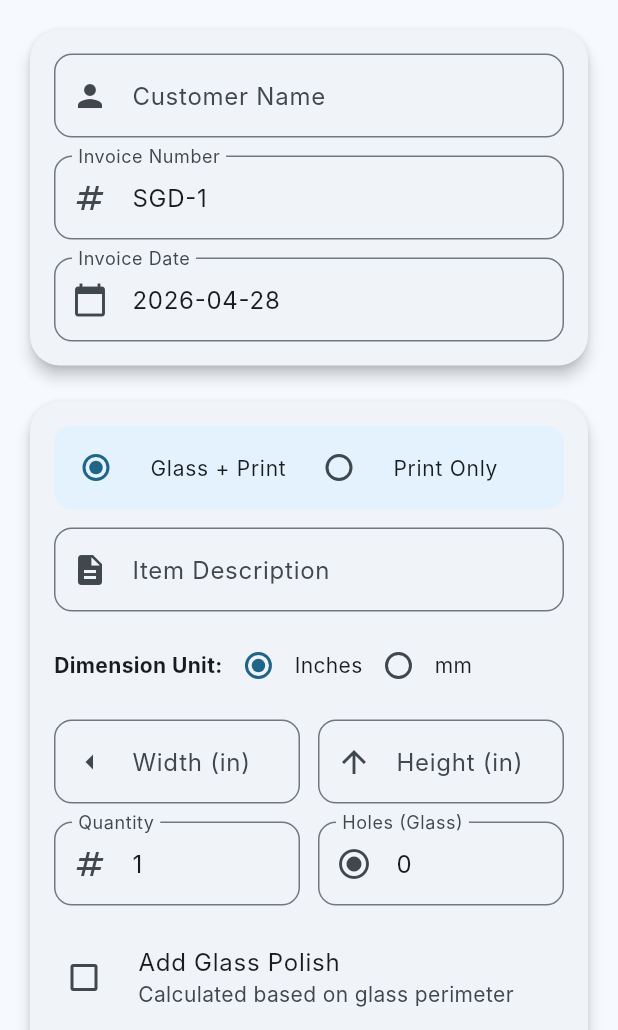
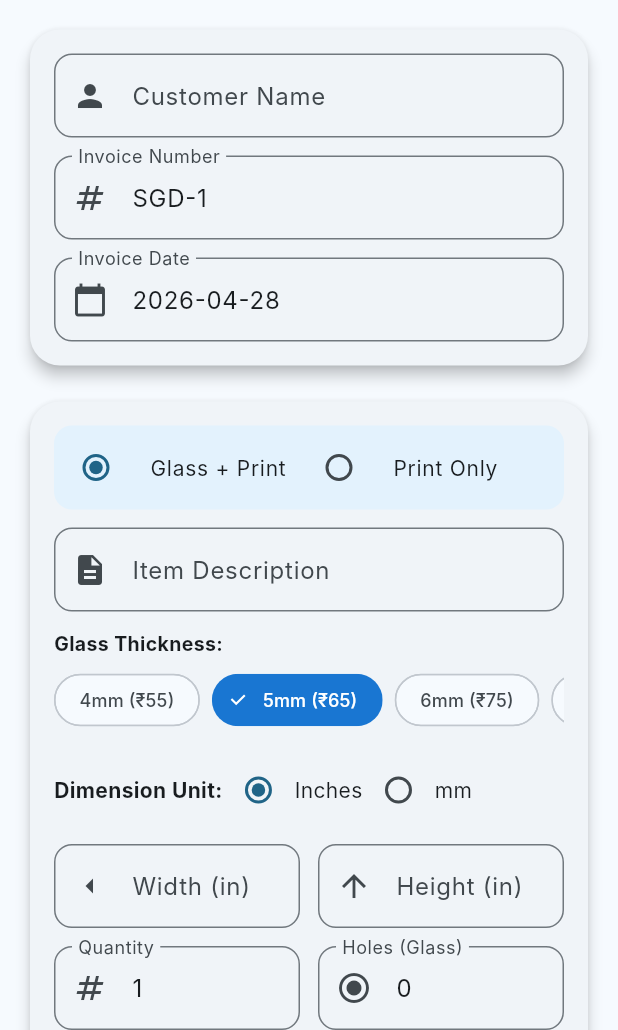
Before and after one commit to sandeepraju6581/dad_bill_app, a Flutter app: the screen it shows after launch, on a phone screen of 412 x 824 dp, the part 206-1236 px from its top. Run offline on Flutter 3.47's test engine with Material 3 defaults, Android fonts, the phone set to English and light mode, and no system bars; our stand-ins replace image_picker, open_filex, pdf, printing, share_plus, shared_preferences; missing offline and left inert: excel; accounts and stored records are empty; Roboto replaces fonts that are missing (Inter).

Commit message:
Added glass thickness selection and dynamic pricing

```diff
--- a/billapp/lib/main.dart
+++ b/billapp/lib/main.dart
@@ -204,6 +204,7 @@ class BillItem {
   double total;
   String itemType; // 'both' or 'print_only'
   String dimUnit; // 'in' or 'mm'
+  String thickness; // '4mm', '5mm', etc.
 
   BillItem({
     required this.desc,
@@ -213,6 +214,7 @@ class BillItem {
     required this.rh,
     required this.qty,
     this.dimUnit = 'in',
+    this.thickness = '5mm',
     this.holes = 0,
     this.holeCost = 0.0,
     this.hasPolish = false,
@@ -310,6 +312,15 @@ class _BillingSuiteState extends State<BillingSuite>
 
   // Saved PDFs
   List<SavedPdf> savedPdfs = [];
+
+  // Glass Thickness selection
+  String selectedThickness = '5mm';
+  final Map<String, double> thicknessRates = {
+    '4mm': 55.0,
+    '5mm': 65.0,
+    '6mm': 75.0,
+    '8mm': 80.0,
+  };
 
   @override
   void initState() {
@@ -552,7 +563,12 @@ class _BillingSuiteState extends State<BillingSuite>
   }
 
   // Compute costs for an item based on type
-  Map<String, dynamic> computeCosts(double w, double h, String itemType) {
+  Map<String, dynamic> computeCosts(
+    double w,
+    double h,
+    String itemType,
+    String thickness,
+  ) {
     int rw = roundUpTo3(w);
     int rh = roundUpTo3(h);
     double glassAreaSqFt = (rw * rh) / 144;
@@ -561,8 +577,10 @@ class _BillingSuiteState extends State<BillingSuite>
     double glassCost = 0;
     double printCost = 0;
 
+    double currentGlassRate = thicknessRates[thickness] ?? settings.glassRate;
+
     if (itemType == 'both') {
-      glassCost = glassAreaSqFt * settings.glassRate;
+      glassCost = glassAreaSqFt * currentGlassRate;
       printCost = printAreaSqFt * settings.printRate;
     } else if (itemType == 'print_only') {
       glassCost = 0;
@@ -608,7 +626,7 @@ class _BillingSuiteState extends State<BillingSuite>
     double w_in = inputUnit == 'mm' ? w / 25.4 : w;
     double h_in = inputUnit == 'mm' ? h / 25.4 : h;
 
-    var costs = computeCosts(w_in, h_in, selectedItemType);
+    var costs = computeCosts(w_in, h_in, selectedItemType, selectedThickness);
     double holeCost = holes * settings.holeRate;
     double polishCost = 0.0;
     if (selectedItemType == 'both' && applyPolish) {
@@ -642,6 +660,7 @@ class _BillingSuiteState extends State<BillingSuite>
           printCost: costs['printCost'],
           total: total,
           itemType: selectedItemType,
+          thickness: selectedThickness,
         ),
       );
 
@@ -960,7 +979,7 @@ class _BillingSuiteState extends State<BillingSuite>
               data: currentBillItems
                   .map(
                     (item) => [
-                      '${item.desc}\n${item.itemType == 'both' ? 'Glass: ${item.rw}"×${item.rh}"' : 'Print Only'}${item.holes > 0 ? '\nHoles: ${item.holes}' : ''}${item.hasPolish ? '\nPolish Applied' : ''}${item.designCost > 0 ? '\nDesign Cost: ₹${item.designCost.toStringAsFixed(2)}' : ''}',
+                      '${item.desc}\n${item.itemType == 'both' ? 'Glass: ${item.thickness} | ${item.rw}"×${item.rh}"' : 'Print Only'}${item.holes > 0 ? '\nHoles: ${item.holes}' : ''}${item.hasPolish ? '\nPolish Applied' : ''}${item.designCost > 0 ? '\nDesign Cost: ₹${item.designCost.toStringAsFixed(2)}' : ''}',
                       '${item.w}${item.dimUnit == 'mm' ? 'mm' : '"'} × ${item.h}${item.dimUnit == 'mm' ? 'mm' : '"'}',
                       item.itemType == 'both' ? 'Glass + Print' : 'Print Only',
                       item.qty.toString(),
@@ -2039,6 +2058,57 @@ class _BillingSuiteState extends State<BillingSuite>
                     ),
                   ),
                   const SizedBox(height: 12),
+
+                  // Glass Thickness Selection
+                  if (selectedItemType == 'both') ...[
+                    const Align(
+                      alignment: Alignment.centerLeft,
+                      child: Text(
+                        'Glass Thickness:',
+                        style: TextStyle(
+                          fontWeight: FontWeight.bold,
+                          fontSize: 13,
+                        ),
+                      ),
+                    ),
+                    const SizedBox(height: 4),
+                    SingleChildScrollView(
+                      scrollDirection: Axis.horizontal,
+                      child: Row(
+                        children: thicknessRates.keys.map((thickness) {
+                          return Padding(
+                            padding: const EdgeInsets.only(right: 8),
+                            child: FilterChip(
+                              label: Text(
+                                '$thickness (₹${thicknessRates[thickness]?.toInt()})',
+                                style: TextStyle(
+                                  fontSize: 12,
+                                  color: selectedThickness == thickness
+                                      ? Colors.white
+                                      : null,
+                                ),
+                              ),
+                              selected: selectedThickness == thickness,
+                              onSelected: (selected) {
+                                if (selected) {
+                                  setState(() {
+                                    selectedThickness = thickness;
+                                  });
+                                }
+                              },
+                              selectedColor: Colors.blue.shade700,
+                              checkmarkColor: Colors.white,
+                              shape: RoundedRectangleBorder(
+                                borderRadius: BorderRadius.circular(20),
+                              ),
+                            ),
+                          );
+                        }).toList(),
+                      ),
+                    ),
+                    const SizedBox(height: 12),
+                  ],
+
                   Row(
                     children: [
                       const Text(
```
